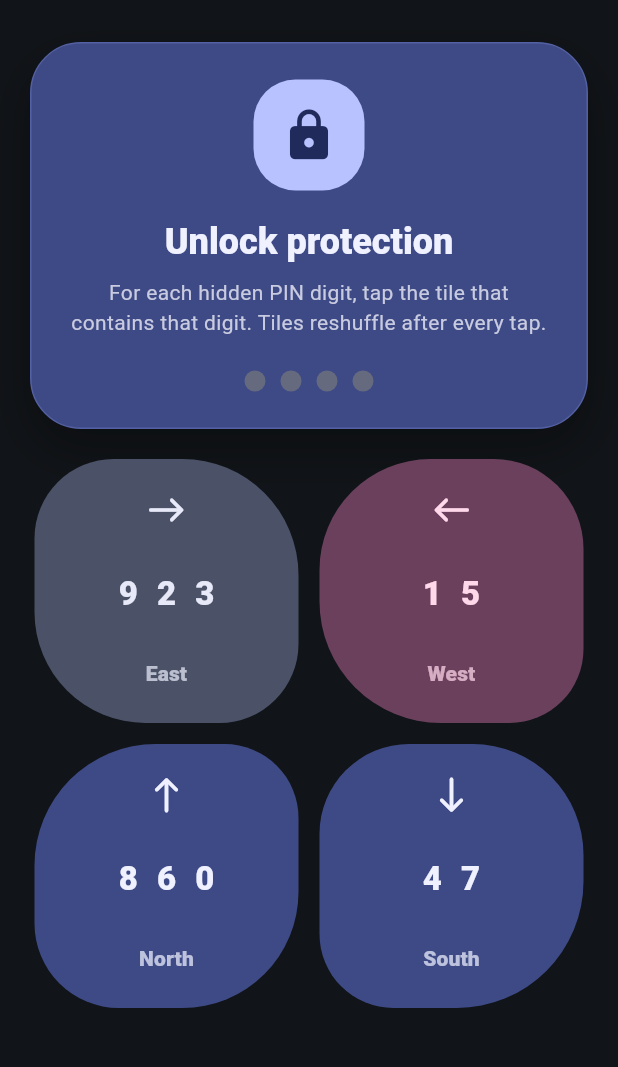
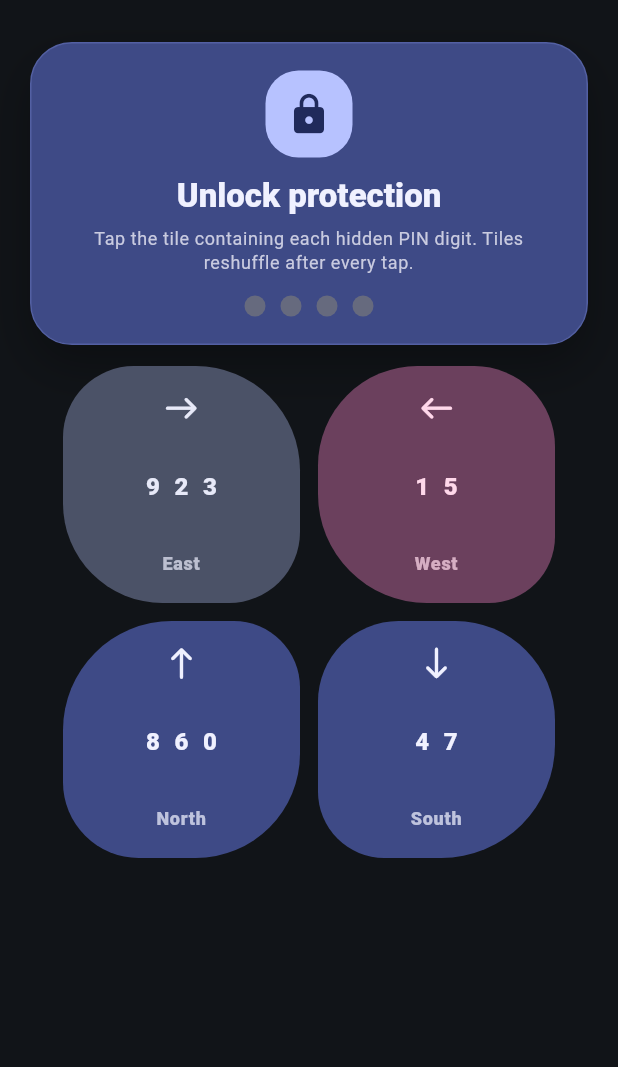
Before and after one commit to ChowdhurySiam/Pin-Genie, a Flutter app: the UnlockScreen screen opened by its route, on a phone screen of 412 x 824 dp, the part 93-1160 px from its top. Run offline on Flutter 3.47's test engine with Material 3 defaults, Android fonts, the phone set to English and light mode, and no system bars; our stand-ins replace shared_preferences; missing offline and left inert: installed_apps; accounts and stored records are empty.

Commit message:
Bug fixes

```diff
--- a/lib/src/screens/unlock_screen.dart
+++ b/lib/src/screens/unlock_screen.dart
@@ -493,8 +493,8 @@ class _PinGenieUnlockBody extends StatelessWidget {
             child: child,
           ),
           child: ExpressiveCard(
-            padding: const EdgeInsets.all(24),
-            borderRadius: 34,
+            padding: const EdgeInsets.symmetric(horizontal: 18, vertical: 18),
+            borderRadius: 28,
             highlight: true,
             color: visuals.cardColor,
             borderColor: visuals.borderColor,
@@ -502,32 +502,32 @@ class _PinGenieUnlockBody extends StatelessWidget {
             child: Column(
               children: [
                 Container(
-                  width: 74,
-                  height: 74,
+                  width: 58,
+                  height: 58,
                   decoration: BoxDecoration(
                     color: visuals.iconBackground,
-                    borderRadius: BorderRadius.circular(28),
+                    borderRadius: BorderRadius.circular(22),
                   ),
-                  child: Icon(Icons.lock_rounded, color: visuals.iconForeground, size: 38),
+                  child: Icon(Icons.lock_rounded, color: visuals.iconForeground, size: 30),
                 ),
-                const SizedBox(height: 18),
+                const SizedBox(height: 12),
                 Text(
                   'Unlock protection',
-                  style: Theme.of(context).textTheme.headlineSmall?.copyWith(
+                  style: Theme.of(context).textTheme.titleLarge?.copyWith(
                         color: visuals.titleColor,
                         fontWeight: FontWeight.w900,
                       ),
                 ),
-                const SizedBox(height: 8),
+                const SizedBox(height: 6),
                 Text(
-                  'For each hidden PIN digit, tap the tile that contains that digit. Tiles reshuffle after every tap.',
+                  'Tap the tile containing each hidden PIN digit. Tiles reshuffle after every tap.',
                   textAlign: TextAlign.center,
-                  style: Theme.of(context).textTheme.bodyMedium?.copyWith(
+                  style: Theme.of(context).textTheme.bodySmall?.copyWith(
                         color: visuals.bodyColor,
-                        height: 1.4,
+                        height: 1.32,
                       ),
                 ),
-                const SizedBox(height: 22),
+                const SizedBox(height: 14),
                 PinDots(
                   filled: selections.length,
                   total: controller.pinLength,
@@ -555,10 +555,16 @@ class _PinGenieUnlockBody extends StatelessWidget {
                       : const SizedBox.shrink(),
                 ),
                 if (onRecovery != null) ...[
-                  const SizedBox(height: 10),
+                  const SizedBox(height: 8),
                   TextButton.icon(
                     onPressed: onRecovery,
-                    icon: const Icon(Icons.help_outline_rounded),
+                    style: TextButton.styleFrom(
+                      padding: const EdgeInsets.symmetric(horizontal: 10, vertical: 4),
+                      minimumSize: Size.zero,
+                      tapTargetSize: MaterialTapTargetSize.shrinkWrap,
+                      visualDensity: VisualDensity.compact,
+                    ),
+                    icon: const Icon(Icons.help_outline_rounded, size: 18),
                     label: const Text('Forgot PIN?'),
                   ),
                 ],
@@ -566,7 +572,7 @@ class _PinGenieUnlockBody extends StatelessWidget {
             ),
           ),
         ),
-        const SizedBox(height: 20),
+        const SizedBox(height: 14),
         Expanded(
           child: SingleChildScrollView(
             padding: const EdgeInsets.only(bottom: 96),
@@ -650,7 +656,7 @@ class _BiometricUnlockBody extends StatelessWidget {
                 Text(
                   copy.title,
                   textAlign: TextAlign.center,
-                  style: Theme.of(context).textTheme.headlineSmall?.copyWith(
+                  style: Theme.of(context).textTheme.titleLarge?.copyWith(
                         color: visuals.titleColor,
                         fontWeight: FontWeight.w900,
                       ),
@@ -659,12 +665,12 @@ class _BiometricUnlockBody extends StatelessWidget {
                 Text(
                   copy.description,
                   textAlign: TextAlign.center,
-                  style: Theme.of(context).textTheme.bodyMedium?.copyWith(
+                  style: Theme.of(context).textTheme.bodySmall?.copyWith(
                         color: visuals.bodyColor,
-                        height: 1.4,
+                        height: 1.32,
                       ),
                 ),
-                const SizedBox(height: 22),
+                const SizedBox(height: 14),
                 FilledButton.icon(
                   onPressed: prompting ? null : onScan,
                   icon: prompting
--- a/lib/src/widgets/pin_genie_pad.dart
+++ b/lib/src/widgets/pin_genie_pad.dart
@@ -106,12 +106,12 @@ class PinGeniePadState extends State<PinGeniePad> {
         final availableWidth = constraints.hasBoundedWidth
             ? constraints.maxWidth
             : MediaQuery.sizeOf(context).width - 44;
-        final maxSide = widget.tileStyle == PinGenieTileStyle.compact ? 148.0 : 176.0;
-        final side = min(max((availableWidth - 14) / 2, 118.0), maxSide);
+        final maxSide = widget.tileStyle == PinGenieTileStyle.compact ? 132.0 : 158.0;
+        final side = min(max((availableWidth - 12) / 2, 104.0), maxSide);
         return Wrap(
           alignment: WrapAlignment.center,
-          spacing: 14,
-          runSpacing: 14,
+          spacing: 12,
+          runSpacing: 12,
           children: List.generate(_buckets.length, (index) {
             final bucket = _buckets[index];
             return _GenieTile(
@@ -278,13 +278,13 @@ class _GenieTileState extends State<_GenieTile> {
               bottomRight: Radius.circular(widget.side * widget.shape.bottomRight),
             ),
           ),
-          padding: const EdgeInsets.symmetric(horizontal: 16, vertical: 18),
+          padding: const EdgeInsets.symmetric(horizontal: 12, vertical: 14),
           child: Column(
             children: [
               SizedBox(
-                height: 32,
+                height: 28,
                 child: Center(
-                  child: Icon(widget.icon, color: widget.foreground, size: 28),
+                  child: Icon(widget.icon, color: widget.foreground, size: 25),
                 ),
               ),
               Expanded(
@@ -297,7 +297,7 @@ class _GenieTileState extends State<_GenieTile> {
                         widget.digits,
                         maxLines: 1,
                         textAlign: TextAlign.center,
-                        style: Theme.of(context).textTheme.titleLarge?.copyWith(
+                        style: Theme.of(context).textTheme.titleMedium?.copyWith(
                               color: widget.foreground,
                               fontWeight: FontWeight.w900,
                               letterSpacing: 0.6,
@@ -309,12 +309,12 @@ class _GenieTileState extends State<_GenieTile> {
                 ),
               ),
               SizedBox(
-                height: 30,
+                height: 24,
                 child: Center(
                   child: Text(
                     widget.label,
                     textAlign: TextAlign.center,
-                    style: Theme.of(context).textTheme.labelLarge?.copyWith(
+                    style: Theme.of(context).textTheme.labelMedium?.copyWith(
                           color: widget.foreground.withValues(alpha: 0.72),
                           fontWeight: FontWeight.w800,
                           height: 1,
--- a/pubspec.yaml
+++ b/pubspec.yaml
@@ -1,5 +1,5 @@
 name: pingenie
-version: 1.2.25+120025
+version: 1.2.26+120026
 publish_to: "none"
 description: Pin Genie is a Flutter-based Material 3 expressive app lock with PIN Genie authentication and native Android app-lock service support.
 
```
Also changed, not shown: 2 other files.
